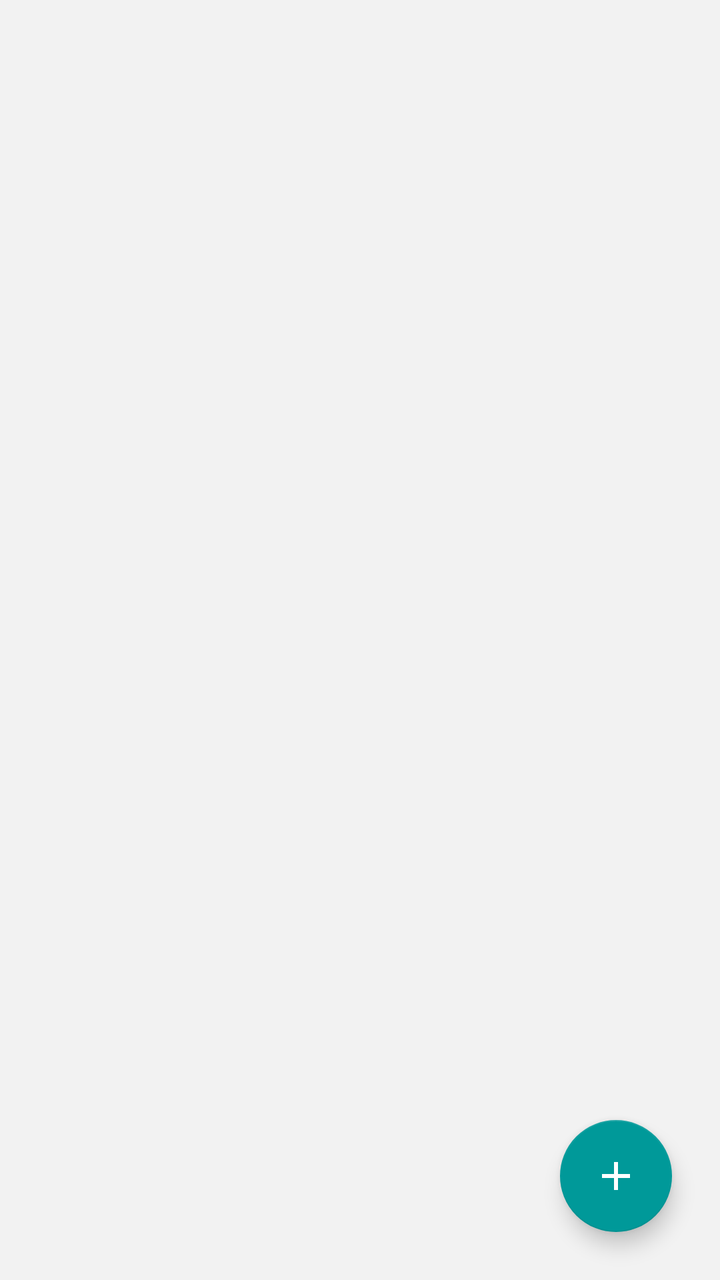
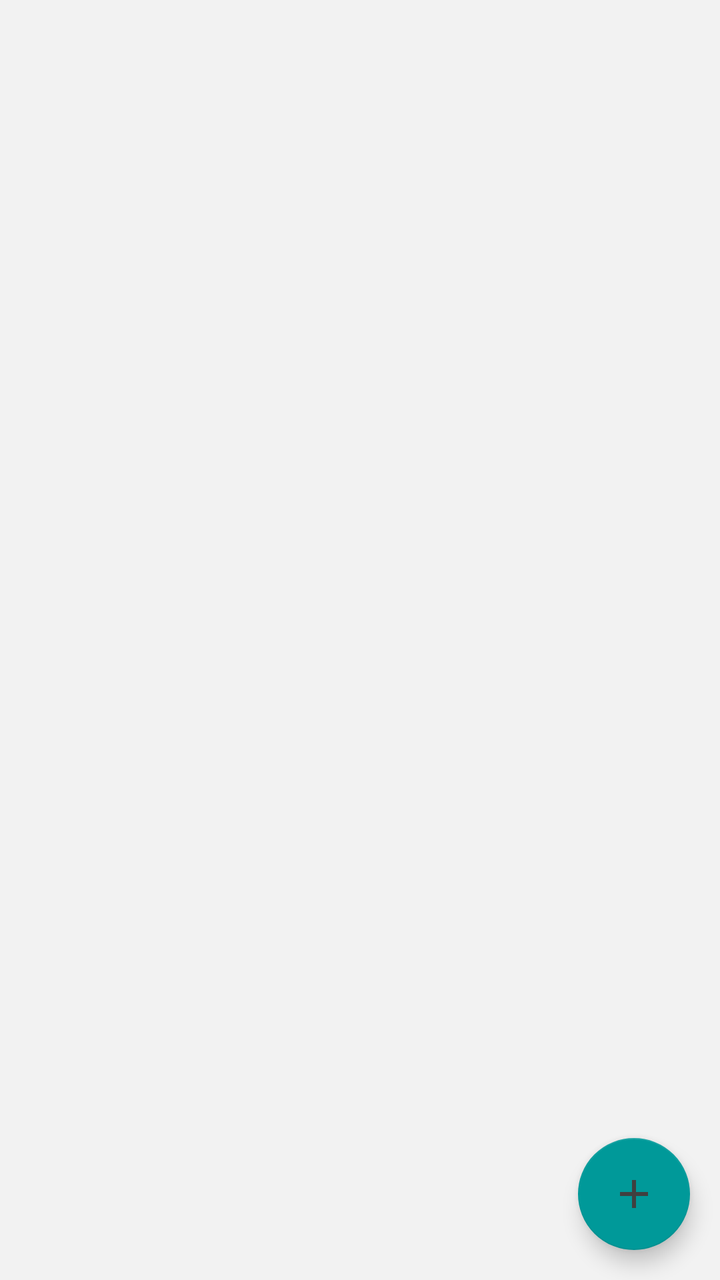

The first picture is an Android layout as it rendered before a commit; the second is the same layout after the commit. The layout source and the unified diff follow.
<!-- AndroidManifest.xml: application theme Theme -->
<!-- res/layout/fragment_devices.xml -->
<?xml version="1.0" encoding="utf-8"?>
<FrameLayout xmlns:android="http://schemas.android.com/apk/res/android"
    xmlns:app="http://schemas.android.com/apk/res-auto"
    android:layout_width="match_parent"
    android:layout_height="match_parent">
    <androidx.recyclerview.widget.RecyclerView android:id="@+id/addresses_recycler_view"
        android:layout_width="match_parent"
        android:layout_height="match_parent"/>
    <com.google.android.material.floatingactionbutton.FloatingActionButton android:id="@+id/floatingActionButton"
        android:layout_width="wrap_content"
        android:layout_height="wrap_content"
        android:layout_gravity="bottom|end"
        android:layout_margin="?dialogPreferredPadding"
        android:clickable="true"
        android:contentDescription="@string/add"
        app:srcCompat="@drawable/ic_add"
        app:tint="@android:color/white"/>
</FrameLayout>
<!-- resources referenced by this layout -->
<resources>
  <!-- drawable ic_add (drawable) -->
  <vector xmlns:android="http://schemas.android.com/apk/res/android"
      android:width="24dp"
      android:height="24dp"
      android:viewportWidth="24"
      android:viewportHeight="24">
      <path android:fillColor="@android:color/white"
          android:pathData="M19,13h-6v6h-2v-6H5v-2h6V5h2v6h6v2z"/>
  </vector>
  <string name="add">Add</string>
  <style name="Theme" parent="ThemeBase">
          <item name="android:windowLightStatusBar">true</item>
          <item name="android:windowLightNavigationBar">true</item>
      </style>
  <style name="ThemeBase" parent="Theme.MaterialComponents.DayNight">
          <item name="android:statusBarColor">@color/background</item>
          <item name="android:navigationBarColor">@color/background</item>
          <item name="android:windowBackground">@color/background</item>
          <item name="android:textColorPrimary">@color/text</item>
          <item name="actionBarStyle">@style/ActionBar</item>
          <item name="snackbarStyle">@style/Snackbar</item>
          <item name="snackbarButtonStyle">@style/SnackbarButton</item>
          <item name="snackbarTextViewStyle">@style/SnackbarTextView</item>
          <item name="materialButtonStyle">@style/Button</item>
          <item name="colorAccent">@color/accent</item>
          <item name="colorPrimary">@color/accent</item>
          <item name="colorSecondary">@color/accent</item>
      </style>
  <color name="background">#f2f2f2</color>
  <color name="text">#404040</color>
  <style name="ActionBar" parent="Widget.AppCompat.ActionBar">
          <item name="android:background">@color/background</item>
          <item name="android:textColor">@color/accent</item>
      </style>
  <style name="Snackbar" parent="Widget.MaterialComponents.Snackbar">
          <item name="android:background">@color/second_background</item>
      </style>
  <style name="SnackbarButton" parent="Widget.MaterialComponents.Button.TextButton.Snackbar">
          <item name="android:textColor">@color/text</item>
      </style>
  <style name="SnackbarTextView" parent="Widget.MaterialComponents.Snackbar.TextView">
          <item name="android:textColor">@color/text</item>
      </style>
  <style name="Button" parent="Widget.AppCompat.Button">
          <item name="android:textColor">@color/text</item>
          <item name="android:background">@color/second_background</item>
      </style>
  <color name="accent">#009999</color>
  <color name="second_background">#bfbfbf</color>
</resources>

<!-- the commit's change to res/layout/fragment_devices.xml (unified diff, before → after) -->
@@ -1,18 +1,16 @@
 <?xml version="1.0" encoding="utf-8"?>
 <FrameLayout xmlns:android="http://schemas.android.com/apk/res/android"
-    xmlns:app="http://schemas.android.com/apk/res-auto"
+    xmlns:tools="http://schemas.android.com/tools"
     android:layout_width="match_parent"
     android:layout_height="match_parent">
-    <androidx.recyclerview.widget.RecyclerView android:id="@+id/addresses_recycler_view"
+    <androidx.recyclerview.widget.RecyclerView android:id="@+id/devices_recycler_view"
         android:layout_width="match_parent"
         android:layout_height="match_parent"/>
-    <com.google.android.material.floatingactionbutton.FloatingActionButton android:id="@+id/floatingActionButton"
+    <com.google.android.material.floatingactionbutton.FloatingActionButton style="@style/FloatingActionButton"
+        android:id="@+id/pair_button"
         android:layout_width="wrap_content"
         android:layout_height="wrap_content"
         android:layout_gravity="bottom|end"
-        android:layout_margin="?dialogPreferredPadding"
-        android:clickable="true"
-        android:contentDescription="@string/add"
-        app:srcCompat="@drawable/ic_add"
-        app:tint="@android:color/white"/>
+        android:layout_margin="@dimen/widget_margin"
+        tools:ignore="ContentDescription"/>
 </FrameLayout>
<!-- resource entries referenced after the edit -->
@@ -1,53 +1,48 @@
 <!-- resources referenced by this layout -->
 <resources>
-  <!-- drawable ic_add (drawable) -->
+  <dimen name="widget_margin">15dp</dimen>
+  <style name="FloatingActionButton" parent="Widget.MaterialComponents.FloatingActionButton">
+          <item name="srcCompat">@drawable/ic_pair</item>
+          <item name="tint">@color/accent_text</item>
+      </style>
+  <style name="Theme" parent="ThemeBase">
+          <item name="android:windowLightStatusBar">true</item>
+          <item name="android:windowLightNavigationBar">true</item>
+      </style>
+  <!-- drawable ic_pair (drawable) -->
   <vector xmlns:android="http://schemas.android.com/apk/res/android"
       android:width="24dp"
       android:height="24dp"
       android:viewportWidth="24"
       android:viewportHeight="24">
-      <path android:fillColor="@android:color/white"
+      <path android:fillColor="@color/accent_text"
           android:pathData="M19,13h-6v6h-2v-6H5v-2h6V5h2v6h6v2z"/>
   </vector>
-  <string name="add">Add</string>
-  <style name="Theme" parent="ThemeBase">
-          <item name="android:windowLightStatusBar">true</item>
-          <item name="android:windowLightNavigationBar">true</item>
-      </style>
+  <color name="accent_text">#404040</color>
   <style name="ThemeBase" parent="Theme.MaterialComponents.DayNight">
           <item name="android:statusBarColor">@color/background</item>
           <item name="android:navigationBarColor">@color/background</item>
           <item name="android:windowBackground">@color/background</item>
           <item name="android:textColorPrimary">@color/text</item>
-          <item name="actionBarStyle">@style/ActionBar</item>
+          <item name="actionBarStyle">@style/Widget.AppCompat.ActionBar</item>
           <item name="snackbarStyle">@style/Snackbar</item>
           <item name="snackbarButtonStyle">@style/SnackbarButton</item>
           <item name="snackbarTextViewStyle">@style/SnackbarTextView</item>
-          <item name="materialButtonStyle">@style/Button</item>
           <item name="colorAccent">@color/accent</item>
           <item name="colorPrimary">@color/accent</item>
           <item name="colorSecondary">@color/accent</item>
       </style>
   <color name="background">#f2f2f2</color>
   <color name="text">#404040</color>
-  <style name="ActionBar" parent="Widget.AppCompat.ActionBar">
-          <item name="android:background">@color/background</item>
-          <item name="android:textColor">@color/accent</item>
-      </style>
   <style name="Snackbar" parent="Widget.MaterialComponents.Snackbar">
-          <item name="android:background">@color/second_background</item>
+          <item name="android:background">@color/accent</item>
       </style>
   <style name="SnackbarButton" parent="Widget.MaterialComponents.Button.TextButton.Snackbar">
-          <item name="android:textColor">@color/text</item>
+          <item name="android:textColor">@color/accent_text</item>
       </style>
   <style name="SnackbarTextView" parent="Widget.MaterialComponents.Snackbar.TextView">
-          <item name="android:textColor">@color/text</item>
-      </style>
-  <style name="Button" parent="Widget.AppCompat.Button">
-          <item name="android:textColor">@color/text</item>
-          <item name="android:background">@color/second_background</item>
+          <item name="android:textColor">@color/accent_text</item>
       </style>
   <color name="accent">#009999</color>
-  <color name="second_background">#bfbfbf</color>
 </resources>
 
